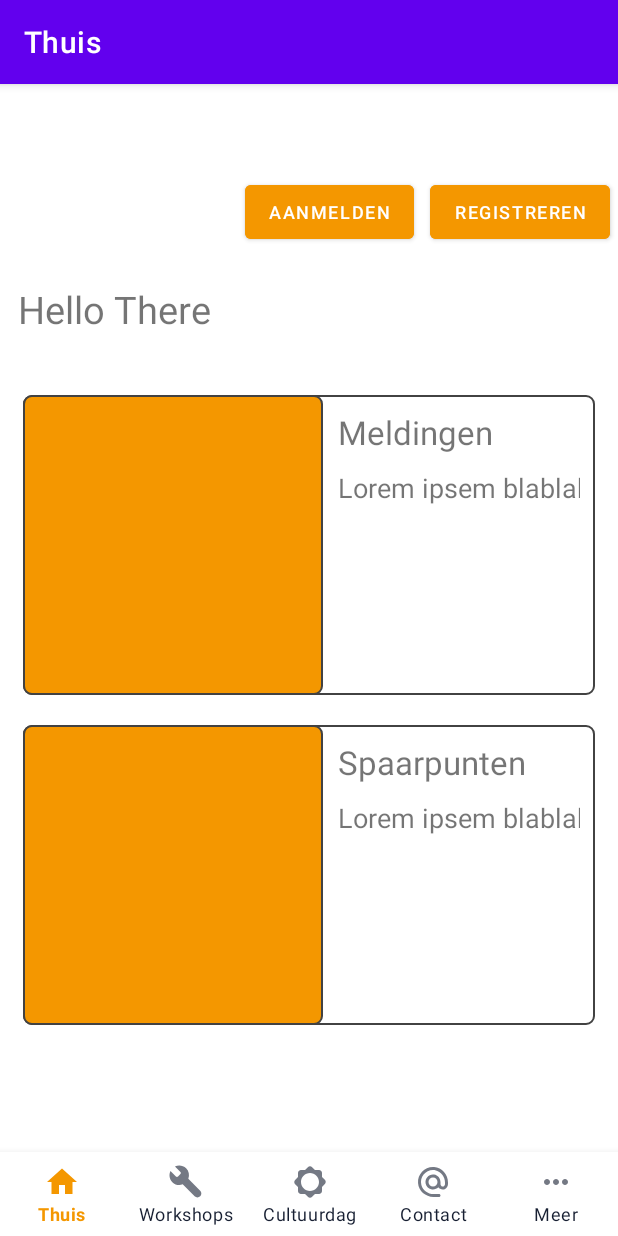
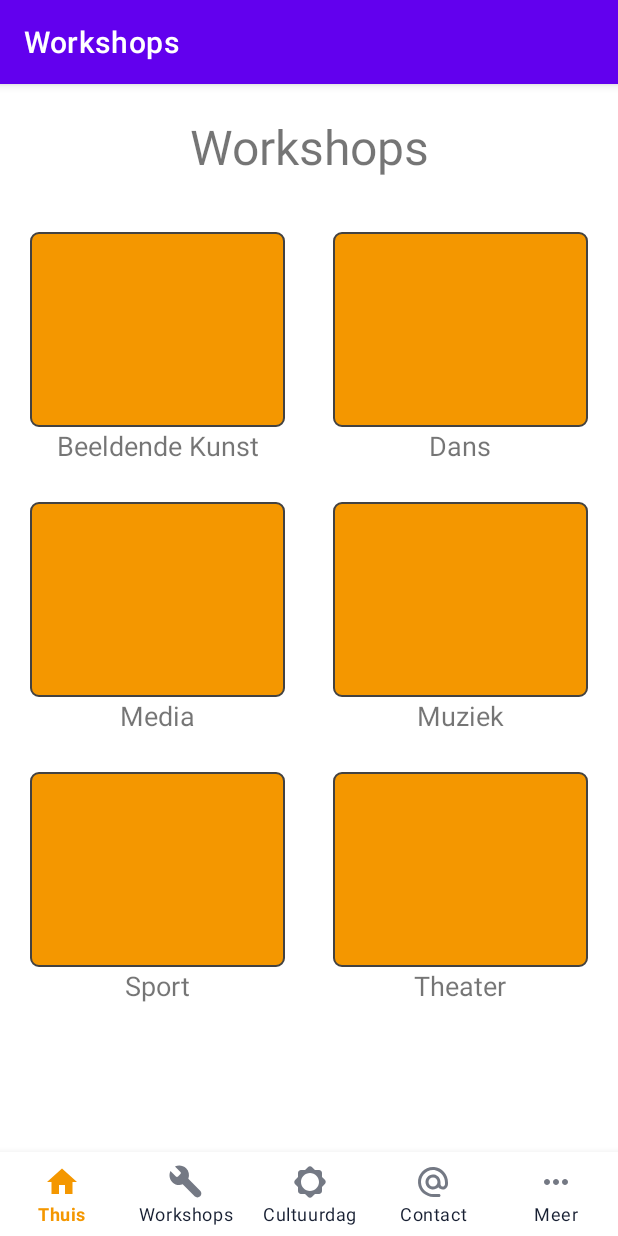
Before and after one commit to Mau4mo1/SkoolWorkshopApp, an Android app: the screen it shows after launch (MainActivity), on a phone screen of 412 x 824 dp. Run offline under Robolectric (Android 15) with nearby library versions, the phone set to English and light mode, and no system bars; our stand-ins replace navigation-ui.

Commit message:
Update SK-66 Finished workshop layout

```diff
--- a/app/build.gradle
+++ b/app/build.gradle
@@ -37,6 +37,7 @@ dependencies {
     implementation 'androidx.navigation:navigation-ui:2.3.5'
     implementation 'androidx.lifecycle:lifecycle-livedata-ktx:2.3.1'
     implementation 'androidx.lifecycle:lifecycle-viewmodel-ktx:2.3.1'
+    implementation 'androidx.legacy:legacy-support-v4:1.0.0'
     testImplementation 'junit:junit:4.+'
     androidTestImplementation 'androidx.test.ext:junit:1.1.2'
     androidTestImplementation 'androidx.test.espresso:espresso-core:3.3.0'
--- a/app/src/main/java/com/example/homelayout/MainActivity.java
+++ b/app/src/main/java/com/example/homelayout/MainActivity.java
@@ -25,6 +25,7 @@ public class MainActivity extends AppCompatActivity {
         NavController navController = Navigation.findNavController(this, R.id.nav_host_fragment);
         NavigationUI.setupActionBarWithNavController(this, navController, appBarConfiguration);
         NavigationUI.setupWithNavController(navView, navController);
+
     }
 
 }
--- a/app/src/main/java/com/example/homelayout/ui/dashboard/DashboardFragment.java
+++ b/app/src/main/java/com/example/homelayout/ui/dashboard/WorkshopsFragment.java
@@ -14,15 +14,15 @@ import androidx.lifecycle.ViewModelProvider;
 
 import com.example.homelayout.R;
 
-public class DashboardFragment extends Fragment {
+public class WorkshopsFragment extends Fragment {
 
-    private DashboardViewModel dashboardViewModel;
+    private WorkshopsViewModel dashboardViewModel;
 
     public View onCreateView(@NonNull LayoutInflater inflater,
                              ViewGroup container, Bundle savedInstanceState) {
         dashboardViewModel =
-                new ViewModelProvider(this).get(DashboardViewModel.class);
-        View root = inflater.inflate(R.layout.fragment_dashboard, container, false);
+                new ViewModelProvider(this).get(WorkshopsViewModel.class);
+        View root = inflater.inflate(R.layout.fragment_workshops, container, false);
         final TextView textView = root.findViewById(R.id.text_dashboard);
         dashboardViewModel.getText().observe(getViewLifecycleOwner(), new Observer<String>() {
             @Override
--- a/app/src/main/java/com/example/homelayout/ui/dashboard/DashboardViewModel.java
+++ b/app/src/main/java/com/example/homelayout/ui/dashboard/WorkshopsViewModel.java
@@ -4,13 +4,13 @@ import androidx.lifecycle.LiveData;
 import androidx.lifecycle.MutableLiveData;
 import androidx.lifecycle.ViewModel;
 
-public class DashboardViewModel extends ViewModel {
+public class WorkshopsViewModel extends ViewModel {
 
     private MutableLiveData<String> mText;
 
-    public DashboardViewModel() {
+    public WorkshopsViewModel() {
         mText = new MutableLiveData<>();
-        mText.setValue("This is dashboard fragment");
+        mText.setValue("");
     }
 
     public LiveData<String> getText() {
--- a/app/src/main/res/drawable/home_item_border.xml
+++ b/app/src/main/res/drawable/home_item_border.xml
@@ -1,6 +1,6 @@
 <?xml version="1.0" encoding="utf-8"?>
 <shape xmlns:android="http://schemas.android.com/apk/res/android">
-    <corners android:radius="5dp"/>
+    <corners android:radius="6dp"/>
     <padding android:left="0dp" android:right="10dp" android:top="0dp" android:bottom="0dp"/>
     <stroke android:width="1dp" android:color="@color/cardview_dark_background"/>
     <solid android:color="@color/white"/>
--- a/app/src/main/res/layout/activity_main.xml
+++ b/app/src/main/res/layout/activity_main.xml
@@ -4,8 +4,7 @@
     android:id="@+id/container"
     android:orientation="vertical"
     android:layout_width="match_parent"
-    android:layout_height="match_parent"
-    android:paddingTop="?attr/actionBarSize">
+    android:layout_height="match_parent">
 
     <com.google.android.material.bottomnavigation.BottomNavigationView
         android:id="@+id/nav_view"
--- a/app/src/main/res/layout/fragment_dashboard.xml
+++ /dev/null
@@ -1,22 +0,0 @@
-<?xml version="1.0" encoding="utf-8"?>
-<androidx.constraintlayout.widget.ConstraintLayout xmlns:android="http://schemas.android.com/apk/res/android"
-    xmlns:app="http://schemas.android.com/apk/res-auto"
-    xmlns:tools="http://schemas.android.com/tools"
-    android:layout_width="match_parent"
-    android:layout_height="match_parent"
-    tools:context=".ui.dashboard.DashboardFragment">
-
-    <TextView
-        android:id="@+id/text_dashboard"
-        android:layout_width="match_parent"
-        android:layout_height="wrap_content"
-        android:layout_marginStart="8dp"
-        android:layout_marginTop="8dp"
-        android:layout_marginEnd="8dp"
-        android:textAlignment="center"
-        android:textSize="20sp"
-        app:layout_constraintBottom_toBottomOf="parent"
-        app:layout_constraintEnd_toEndOf="parent"
-        app:layout_constraintStart_toStartOf="parent"
-        app:layout_constraintTop_toTopOf="parent" />
-</androidx.constraintlayout.widget.ConstraintLayout>
--- /dev/null
+++ b/app/src/main/res/layout/fragment_workshops.xml
@@ -0,0 +1,208 @@
+<?xml version="1.0" encoding="utf-8"?>
+<androidx.constraintlayout.widget.ConstraintLayout xmlns:android="http://schemas.android.com/apk/res/android"
+    xmlns:app="http://schemas.android.com/apk/res-auto"
+    xmlns:tools="http://schemas.android.com/tools"
+    android:layout_width="match_parent"
+    android:layout_height="match_parent"
+    tools:context=".ui.dashboard.WorkshopsFragment">
+
+    <TextView
+        android:id="@+id/tv_workshops_title"
+        android:layout_width="match_parent"
+        android:layout_height="wrap_content"
+        app:layout_constraintTop_toTopOf="parent"
+        app:layout_constraintLeft_toLeftOf="parent"
+        android:text="@string/title_workshops"
+        android:textSize="32sp"
+        android:textAlignment="center"
+        android:layout_marginTop="20dp"
+        android:layout_marginBottom="20dp"/>
+
+    <androidx.constraintlayout.widget.ConstraintLayout
+        android:id="@+id/item_visual_arts"
+        android:layout_width="wrap_content"
+        android:layout_height="wrap_content"
+        app:layout_constraintLeft_toLeftOf="parent"
+        app:layout_constraintTop_toBottomOf="@+id/tv_workshops_title"
+        android:layout_marginTop="35dp"
+        android:layout_marginLeft="20dp">
+
+        <ImageView
+            android:id="@+id/iv_visual_arts"
+            android:layout_width="170dp"
+            android:layout_height="130dp"
+            app:layout_constraintLeft_toLeftOf="parent"
+            app:layout_constraintTop_toTopOf="parent"
+            android:background="@drawable/home_image_border"/>
+
+        <TextView
+            android:id="@+id/tv_visual_arts"
+            android:layout_width="170dp"
+            android:layout_height="wrap_content"
+            app:layout_constraintTop_toBottomOf="@+id/iv_visual_arts"
+            app:layout_constraintLeft_toLeftOf="parent"
+            android:textAlignment="center"
+            android:text="Beeldende Kunst"
+            android:textSize="18sp"/>
+
+    </androidx.constraintlayout.widget.ConstraintLayout>
+
+    <androidx.constraintlayout.widget.ConstraintLayout
+        android:id="@+id/item_dance"
+        android:layout_width="wrap_content"
+        android:layout_height="wrap_content"
+        app:layout_constraintRight_toRightOf="parent"
+        app:layout_constraintTop_toBottomOf="@+id/tv_workshops_title"
+        android:layout_marginTop="35dp"
+        android:layout_marginRight="20dp">
+
+        <ImageView
+            android:id="@+id/iv_dance"
+            android:layout_width="170dp"
+            android:layout_height="130dp"
+            app:layout_constraintLeft_toLeftOf="parent"
+            app:layout_constraintTop_toTopOf="parent"
+            android:background="@drawable/home_image_border"/>
+
+        <TextView
+            android:id="@+id/tv_dance"
+            android:layout_width="170dp"
+            android:layout_height="wrap_content"
+            app:layout_constraintTop_toBottomOf="@+id/iv_dance"
+            app:layout_constraintLeft_toLeftOf="parent"
+            android:textAlignment="center"
+            android:text="Dans"
+            android:textSize="18sp"/>
+
+    </androidx.constraintlayout.widget.ConstraintLayout>
+
+    <androidx.constraintlayout.widget.ConstraintLayout
+        android:id="@+id/item_media"
+        android:layout_width="wrap_content"
+        android:layout_height="wrap_content"
+        app:layout_constraintLeft_toLeftOf="parent"
+        app:layout_constraintTop_toBottomOf="@+id/item_visual_arts"
+        android:layout_marginTop="25dp"
+        android:layout_marginLeft="20dp">
+
+        <ImageView
+            android:id="@+id/iv_media"
+            android:layout_width="170dp"
+            android:layout_height="130dp"
+            app:layout_constraintLeft_toLeftOf="parent"
+            app:layout_constraintTop_toTopOf="parent"
+            android:background="@drawable/home_image_border"/>
+
+        <TextView
+            android:id="@+id/tv_media"
+            android:layout_width="170dp"
+            android:layout_height="wrap_content"
+            app:layout_constraintTop_toBottomOf="@+id/iv_media"
+            app:layout_constraintLeft_toLeftOf="parent"
+            android:textAlignment="center"
+            android:text="Media"
+            android:textSize="18sp"/>
+
+    </androidx.constraintlayout.widget.ConstraintLayout>
+
+    <androidx.constraintlayout.widget.ConstraintLayout
+        android:id="@+id/item_music"
+        android:layout_width="wrap_content"
+        android:layout_height="wrap_content"
+        app:layout_constraintRight_toRightOf="parent"
+        app:layout_constraintTop_toBottomOf="@+id/item_dance"
+        android:layout_marginTop="25dp"
+        android:layout_marginRight="20dp">
+
+        <ImageView
+            android:id="@+id/iv_music"
+            android:layout_width="170dp"
+            android:layout_height="130dp"
+            app:layout_constraintLeft_toLeftOf="parent"
+            app:layout_constraintTop_toTopOf="parent"
+            android:background="@drawable/home_image_border"/>
+
+        <TextView
+            android:id="@+id/tv_music"
+            android:layout_width="170dp"
+            android:layout_height="wrap_content"
+            app:layout_constraintTop_toBottomOf="@+id/iv_music"
+            app:layout_constraintLeft_toLeftOf="parent"
+            android:textAlignment="center"
+            android:text="Muziek"
+            android:textSize="18sp"/>
+
+    </androidx.constraintlayout.widget.ConstraintLayout>
+
+    <androidx.constraintlayout.widget.ConstraintLayout
+        android:id="@+id/item_sport"
+        android:layout_width="wrap_content"
+        android:layout_height="wrap_content"
+        app:layout_constraintLeft_toLeftOf="parent"
+        app:layout_constraintTop_toBottomOf="@+id/item_media"
+        android:layout_marginTop="25dp"
+        android:layout_marginLeft="20dp">
+
+        <ImageView
+            android:id="@+id/iv_sport"
+            android:layout_width="170dp"
+            android:layout_height="130dp"
+            app:layout_constraintLeft_toLeftOf="parent"
+            app:layout_constraintTop_toTopOf="parent"
+            android:background="@drawable/home_image_border"/>
+
+        <TextView
+            android:id="@+id/tv_sport"
+            android:layout_width="170dp"
+            android:layout_height="wrap_content"
+            app:layout_constraintTop_toBottomOf="@+id/iv_sport"
+            app:layout_constraintLeft_toLeftOf="parent"
+            android:textAlignment="center"
+            android:text="Sport"
+            android:textSize="18sp"/>
+
+    </androidx.constraintlayout.widget.ConstraintLayout>
+
+    <androidx.constraintlayout.widget.ConstraintLayout
+        android:id="@+id/item_theater"
+        android:layout_width="wrap_content"
+        android:layout_height="wrap_content"
+        app:layout_constraintRight_toRightOf="parent"
+        app:layout_constraintTop_toBottomOf="@+id/item_music"
+        android:layout_marginTop="25dp"
+        android:layout_marginRight="20dp">
+
+        <ImageView
+            android:id="@+id/iv_theater"
+            android:layout_width="170dp"
+            android:layout_height="130dp"
+            app:layout_constraintLeft_toLeftOf="parent"
+            app:layout_constraintTop_toTopOf="parent"
+            android:background="@drawable/home_image_border"/>
+
+        <TextView
+            android:id="@+id/tv_theater"
+            android:layout_width="170dp"
+            android:layout_height="wrap_content"
+            app:layout_constraintTop_toBottomOf="@+id/iv_theater"
+            app:layout_constraintLeft_toLeftOf="parent"
+            android:textAlignment="center"
+            android:text="Theater"
+            android:textSize="18sp"/>
+
+    </androidx.constraintlayout.widget.ConstraintLayout>
+
+    <TextView
+        android:id="@+id/text_dashboard"
+        android:layout_width="match_parent"
+        android:layout_height="wrap_content"
+        android:layout_marginStart="8dp"
+        android:layout_marginTop="8dp"
+        android:layout_marginEnd="8dp"
+        android:textAlignment="center"
+        android:textSize="20sp"
+        app:layout_constraintBottom_toBottomOf="parent"
+        app:layout_constraintEnd_toEndOf="parent"
+        app:layout_constraintStart_toStartOf="parent"
+        app:layout_constraintTop_toTopOf="parent" />
+</androidx.constraintlayout.widget.ConstraintLayout>
--- a/app/src/main/res/navigation/mobile_navigation.xml
+++ b/app/src/main/res/navigation/mobile_navigation.xml
@@ -3,7 +3,7 @@
     xmlns:app="http://schemas.android.com/apk/res-auto"
     xmlns:tools="http://schemas.android.com/tools"
     android:id="@+id/mobile_navigation"
-    app:startDestination="@+id/navigation_home">
+    app:startDestination="@id/navigation_dashboard">
 
     <fragment
         android:id="@+id/navigation_home"
@@ -13,9 +13,9 @@
 
     <fragment
         android:id="@+id/navigation_dashboard"
-        android:name="com.example.homelayout.ui.dashboard.DashboardFragment"
+        android:name="com.example.homelayout.ui.dashboard.WorkshopsFragment"
         android:label="@string/title_workshops"
-        tools:layout="@layout/fragment_dashboard" />
+        tools:layout="@layout/fragment_workshops" />
 
     <fragment
         android:id="@+id/navigation_notifications"
--- a/app/src/main/res/values/strings.xml
+++ b/app/src/main/res/values/strings.xml
@@ -7,4 +7,7 @@
     <string name="title_more">Meer</string>
     <string name="title_login">Aanmelden</string>
     <string name="title_register">Registreren</string>
+    <string name="lorem_ipsum">Lorem ipsum blablabla</string>
+    <!-- TODO: Remove or change this placeholder text -->
+    <string name="hello_blank_fragment">Hello blank fragment</string>
 </resources>
```
